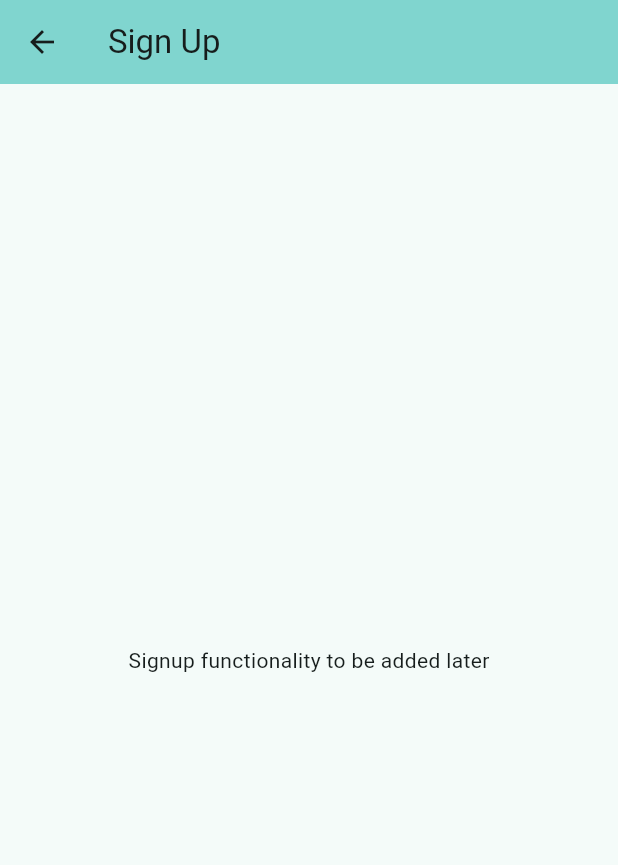
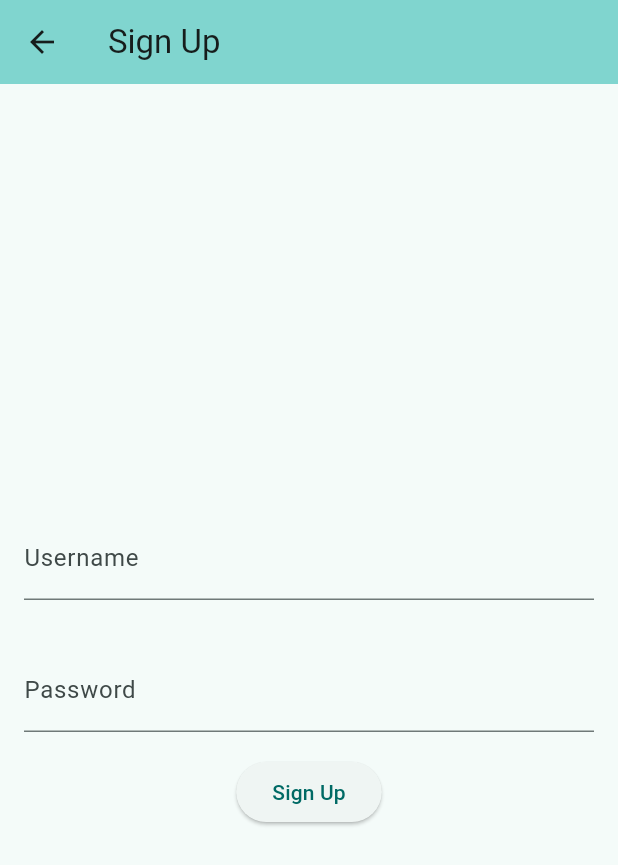
Before and after one commit to EricTylerZ/cliffs_bakery_rewards, a Flutter app: the screen it shows after launch, after a tap on "Sign Up", on a phone screen of 412 x 824 dp. Shown: the top 865 px of the screen. Run offline on Flutter 3.47's test engine with Material 3 defaults, Android fonts, the light colour scheme and no system bars; network calls fail.

Commit message:
new user signup, login to see current available coupons and points tied to user account.

```diff
--- a/lib/main.dart
+++ b/lib/main.dart
@@ -30,7 +30,7 @@
 }
 
 class _LoginPageState extends State<LoginPage> {
-  final _phoneController = TextEditingController();
+  final _usernameController = TextEditingController();
   final _passwordController = TextEditingController();
   String _errorMessage = '';
 
@@ -39,7 +39,7 @@
       Uri.parse('http://127.0.0.1:8000/api/token/'),
       headers: {'Content-Type': 'application/json'},
       body: jsonEncode({
-        'username': _phoneController.text,
+        'username': _usernameController.text,
         'password': _passwordController.text,
       }),
     );
@@ -51,7 +51,7 @@
         MaterialPageRoute(builder: (context) => CouponsPage(token: data['access'])),
       );
     } else {
-      setState(() => _errorMessage = 'Login failed—check phone number and password');
+      setState(() => _errorMessage = 'Login failed—check username and password');
     }
   }
 
@@ -69,9 +69,8 @@
             Padding(
               padding: const EdgeInsets.all(16.0),
               child: TextField(
-                controller: _phoneController,
-                decoration: const InputDecoration(labelText: 'Phone Number'),
-                keyboardType: TextInputType.phone,
+                controller: _usernameController,
+                decoration: const InputDecoration(labelText: 'Username'),
               ),
             ),
             Padding(
@@ -104,8 +103,34 @@
   }
 }
 
-class SignupPage extends StatelessWidget {
+class SignupPage extends StatefulWidget {
   const SignupPage({super.key});
+
+  @override
+  State<SignupPage> createState() => _SignupPageState();
+}
+
+class _SignupPageState extends State<SignupPage> {
+  final _usernameController = TextEditingController();
+  final _passwordController = TextEditingController();
+  String _message = '';
+
+  Future<void> _signup() async {
+    final response = await http.post(
+      Uri.parse('http://127.0.0.1:8000/api/register/'),
+      headers: {'Content-Type': 'application/json'},
+      body: jsonEncode({
+        'username': _usernameController.text,
+        'password': _passwordController.text,
+      }),
+    );
+
+    if (response.statusCode == 201) {
+      setState(() => _message = 'Signup successful! Please log in.');
+    } else {
+      setState(() => _message = 'Signup failed—try a different username');
+    }
+  }
 
   @override
   Widget build(BuildContext context) {
@@ -114,8 +139,33 @@
         backgroundColor: Theme.of(context).colorScheme.inversePrimary,
         title: const Text('Sign Up'),
       ),
-      body: const Center(
-        child: Text('Signup functionality to be added later'),
+      body: Center(
+        child: Column(
+          mainAxisAlignment: MainAxisAlignment.center,
+          children: [
+            Padding(
+              padding: const EdgeInsets.all(16.0),
+              child: TextField(
+                controller: _usernameController,
+                decoration: const InputDecoration(labelText: 'Username'),
+              ),
+            ),
+            Padding(
+              padding: const EdgeInsets.all(16.0),
+              child: TextField(
+                controller: _passwordController,
+                decoration: const InputDecoration(labelText: 'Password'),
+                obscureText: true,
+              ),
+            ),
+            ElevatedButton(
+              onPressed: _signup,
+              child: const Text('Sign Up'),
+            ),
+            if (_message.isNotEmpty)
+              Text(_message, style: const TextStyle(color: Colors.blue)),
+          ],
+        ),
       ),
     );
   }
```
Also changed, not shown: 3 other files.
